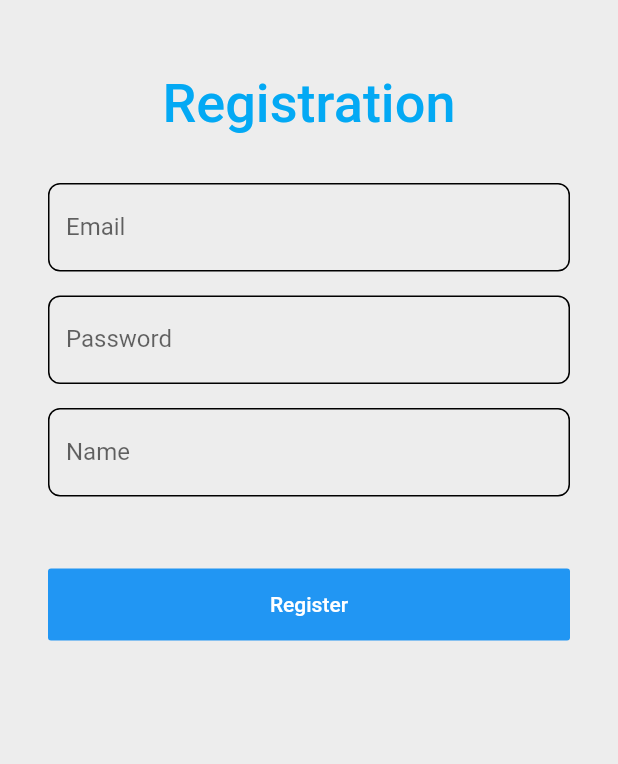
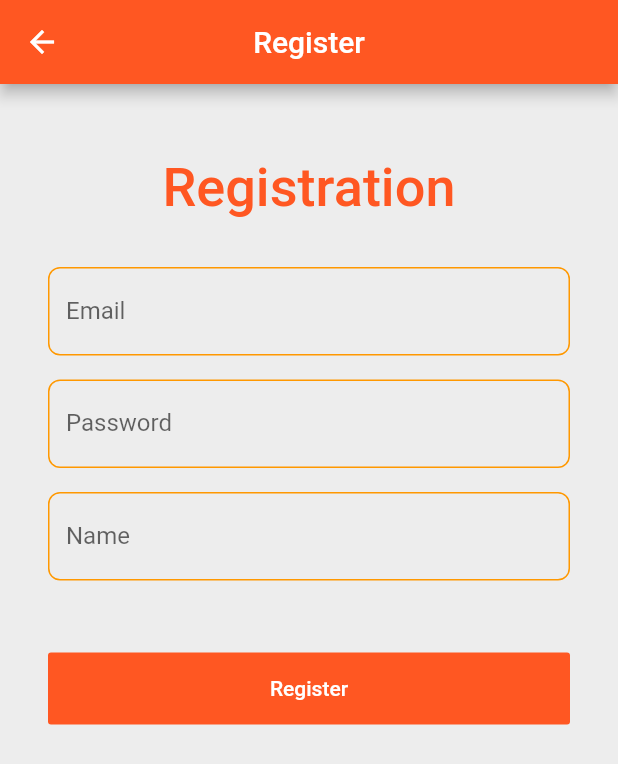
Before and after one commit to Loayayad/FoodCourtApp, a Flutter app: the screen it shows after launch, after a tap on "signup", on a phone screen of 412 x 824 dp. Shown: the top 764 px of the screen. Run offline on Flutter 3.47's test engine with Material 2 defaults, Android fonts, the phone set to English and light mode, and no system bars; our stand-ins replace cloud_firestore, firebase_auth; accounts and stored records are empty; network calls fail.

Commit message:
register and login done

```diff
--- a/lib/components/constants.dart
+++ b/lib/components/constants.dart
@@ -6,4 +6,4 @@ const kLabelTextStyle = TextStyle(
   fontWeight: FontWeight.bold,
 );
 
-const kHomeBoxColor = Color(0xFF070048);
+const kHomeBoxColor = Colors.deepOrange;
--- a/lib/main.dart
+++ b/lib/main.dart
@@ -1,3 +1,4 @@
+import 'package:FoodCourtApp/screens/auth/login.dart';
 import 'package:FoodCourtApp/screens/auth/signup.dart';
 import 'package:FoodCourtApp/screens/menu/menus.dart';
 import 'package:FoodCourtApp/services/home/home.dart';
@@ -11,12 +12,13 @@ class MyApp extends StatelessWidget {
   Widget build(BuildContext context) {
     return MaterialApp(
       theme: ThemeData.light().copyWith(
-        primaryColor: Color(0xFF070048),
+        primaryColor: Colors.deepOrange,
         scaffoldBackgroundColor: Color(0xFFEDEDED),
       ),
       home: FoodCourtHomePage(),
       routes: {
         'register': (context) => Registration(),
+        'login': (context) => Login(),
         'menu': (context) => Menu(),
       },
     );
--- a/lib/screens/auth/signup.dart
+++ b/lib/screens/auth/signup.dart
@@ -7,6 +7,10 @@ class Registration extends StatelessWidget {
   @override
   Widget build(BuildContext context) {
     return Scaffold(
+      appBar: AppBar(
+        title: Text('Register'),
+        centerTitle: true,
+      ),
       body: SingleChildScrollView(
         child: Container(
           padding: EdgeInsets.all(32),
@@ -21,7 +25,7 @@ class Registration extends StatelessWidget {
                 child: Text(
                   "Registration",
                   style: TextStyle(
-                      color: Colors.lightBlue,
+                      color: Colors.deepOrange,
                       fontSize: 36,
                       fontWeight: FontWeight.w500),
                 ),
@@ -36,7 +40,7 @@ class Registration extends StatelessWidget {
                     borderRadius: BorderRadius.all(
                       Radius.circular(8),
                     ),
-                    borderSide: BorderSide(color: Colors.black),
+                    borderSide: BorderSide(color: Colors.orange),
                   ),
                 ),
                 controller: _authService.emailController,
@@ -51,7 +55,7 @@ class Registration extends StatelessWidget {
                     borderRadius: BorderRadius.all(
                       Radius.circular(8),
                     ),
-                    borderSide: BorderSide(color: Colors.black),
+                    borderSide: BorderSide(color: Colors.orange),
                   ),
                 ),
                 controller: _authService.passwordController,
@@ -66,7 +70,7 @@ class Registration extends StatelessWidget {
                     borderRadius: BorderRadius.all(
                       Radius.circular(8),
                     ),
-                    borderSide: BorderSide(color: Colors.black),
+                    borderSide: BorderSide(color: Colors.orange),
                   ),
                 ),
                 controller: _authService.nameController,
@@ -94,7 +98,7 @@ class Registration extends StatelessWidget {
                   onPressed: () async {
                     await _authService.registerButton(context);
                   },
-                  color: Colors.blue,
+                  color: Colors.deepOrange,
                 ),
               )
             ],
--- a/lib/services/home/home.dart
+++ b/lib/services/home/home.dart
@@ -1,8 +1,9 @@
 import 'package:flutter/material.dart';
+//import 'package:flutte';
 
 class FoodCourtHomePage extends StatefulWidget {
-  final name;
-  FoodCourtHomePage({this.name});
+  //final name;
+  //FoodCourtHomePage({this.name = 'user'});
   @override
   _FoodCourtHomePageState createState() => _FoodCourtHomePageState();
 }
@@ -10,15 +11,31 @@ class FoodCourtHomePage extends StatefulWidget {
 class _FoodCourtHomePageState extends State<FoodCourtHomePage> {
   @override
   Widget build(BuildContext context) {
-    return Container(
+    return Scaffold(
+      appBar: AppBar(
+        title: Text('Home'),
+        centerTitle: true,
+      ),
+      body: Container(
         child: Column(
           children: [
+            //widget.name,
             RaisedButton(
               child: Text("signup"),
               onPressed: () {
                 setState(
                   () {
                     Navigator.pushNamed(context, 'register');
+                  },
+                );
+              },
+            ),
+            RaisedButton(
+              child: Text("login"),
+              onPressed: () {
+                setState(
+                  () {
+                    Navigator.pushNamed(context, 'login');
                   },
                 );
               },
@@ -35,6 +52,7 @@ class _FoodCourtHomePageState extends State<FoodCourtHomePage> {
             ),
           ],
         ),
+      ),
     );
   }
 }
```
Also changed, not shown: lib/screens/auth/login.dart (+14 -4 lines), lib/services/auth/auth.dart (+5 -4 lines). Lines whose indentation alone changed are shown as unchanged.
